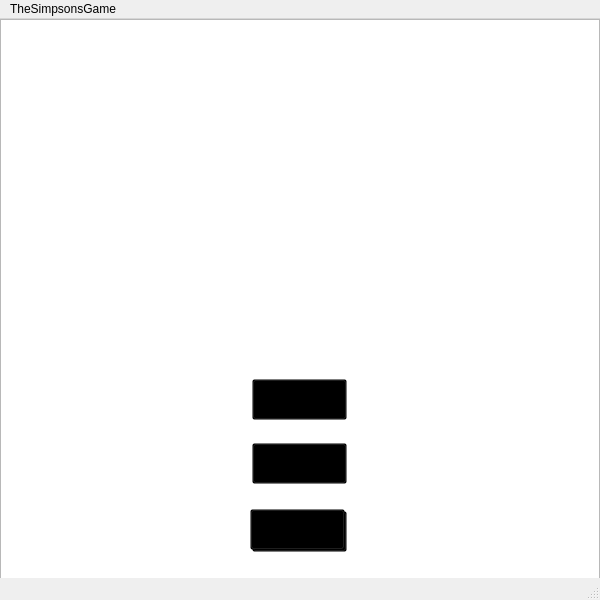
Before: the Qt Designer form TheSimpsonsGame/mainwindow.ui in NicoTheStrongest/ProyectoFinal_Info2, drawn with Qt 5.
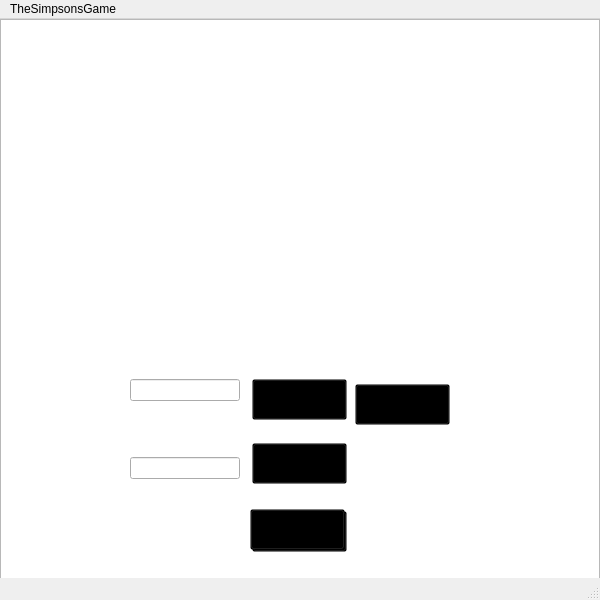
After: the same form once the commit is applied.

```diff
--- a/TheSimpsonsGame/mainwindow.ui
+++ b/TheSimpsonsGame/mainwindow.ui
@@ -33,10 +33,10 @@
     </property>
     <property name="geometry">
      <rect>
-      <x>80</x>
-      <y>90</y>
-      <width>451</width>
-      <height>471</height>
+      <x>170</x>
+      <y>130</y>
+      <width>60</width>
+      <height>60</height>
      </rect>
     </property>
     <property name="cursor">
@@ -106,10 +106,10 @@
    <widget class="QLabel" name="label_2">
     <property name="geometry">
      <rect>
-      <x>290</x>
-      <y>290</y>
-      <width>49</width>
-      <height>16</height>
+      <x>390</x>
+      <y>130</y>
+      <width>60</width>
+      <height>60</height>
      </rect>
     </property>
     <property name="text">
@@ -135,6 +135,46 @@
      <string/>
     </property>
    </widget>
+   <widget class="QWidget" name="layoutWidget">
+    <property name="geometry">
+     <rect>
+      <x>130</x>
+      <y>360</y>
+      <width>110</width>
+      <height>102</height>
+     </rect>
+    </property>
+    <layout class="QVBoxLayout" name="verticalLayout_2">
+     <property name="spacing">
+      <number>56</number>
+     </property>
+     <item>
+      <widget class="QLineEdit" name="usuario"/>
+     </item>
+     <item>
+      <widget class="QLineEdit" name="contra"/>
+     </item>
+    </layout>
+   </widget>
+   <widget class="QPushButton" name="ingresar">
+    <property name="geometry">
+     <rect>
+      <x>355</x>
+      <y>365</y>
+      <width>95</width>
+      <height>41</height>
+     </rect>
+    </property>
+    <property name="cursor">
+     <cursorShape>PointingHandCursor</cursorShape>
+    </property>
+    <property name="styleSheet">
+     <string notr="true">background-color: transparent;</string>
+    </property>
+    <property name="text">
+     <string/>
+    </property>
+   </widget>
   </widget>
   <widget class="QMenuBar" name="menubar">
    <property name="geometry">
```
